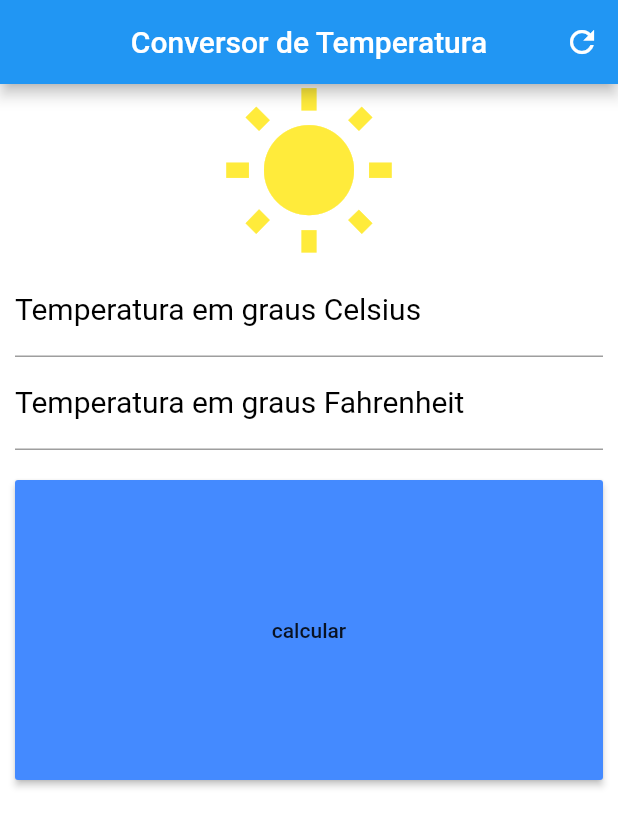
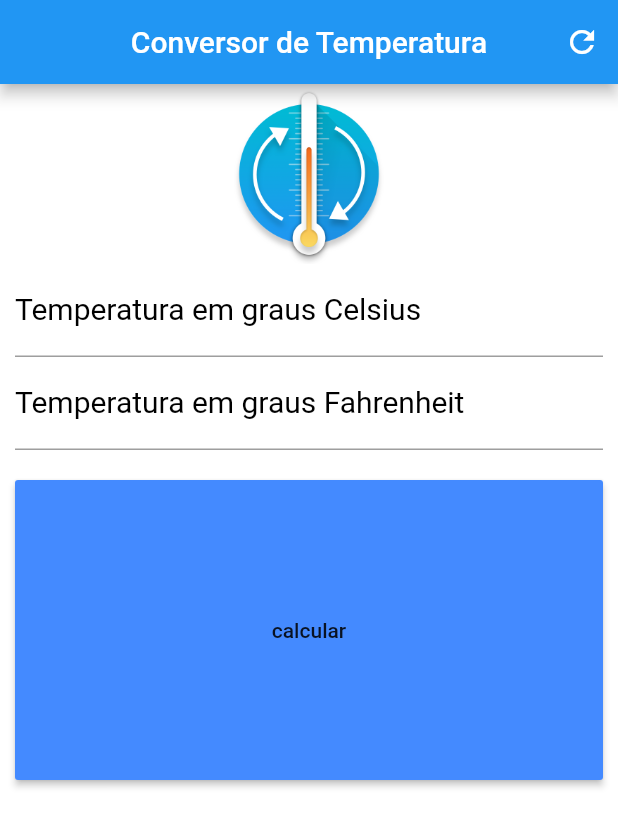
Before and after one commit to jodair/conversor_temperatura, a Flutter app: the screen it shows after launch, on a phone screen of 412 x 824 dp. Shown: the top 827 px of the screen. Run offline on Flutter 3.47's test engine with Material 2 defaults, Android fonts, the phone set to English and light mode, and no system bars.

Commit message:
Icones adicionados

```diff
--- a/lib/main.dart
+++ b/lib/main.dart
@@ -46,7 +46,8 @@ class _HomeState extends State<Home>{
       ],
     );
 
-    Icon icon = Icon(Icons.wb_sunny, size: 120, color: Colors.yellow,);
+    Image imgLogo = Image.asset("assets/images/logo.png", height: 120, width: 120,);
+    //Icon icon = Icon(Icons.wb_sunny, size: 120, color: Colors.yellow,);
 
     TextStyle styleDecoration = TextStyle(color: Colors.black, fontSize: 20);
     TextStyle styleField = TextStyle(color: Colors.blueAccent);
@@ -106,7 +107,8 @@ class _HomeState extends State<Home>{
     Column column = Column(
       crossAxisAlignment: CrossAxisAlignment.stretch,
       children: <Widget>[
-        icon, tempCelsius, tempFahrenheit, padding,
+        //icon, tempCelsius, tempFahrenheit, padding,
+        imgLogo, tempCelsius, tempFahrenheit, padding,
 
       ],
     );
--- a/pubspec.yaml
+++ b/pubspec.yaml
@@ -23,11 +23,15 @@ dependencies:
   # The following adds the Cupertino Icons font to your application.
   # Use with the CupertinoIcons class for iOS style icons.
   cupertino_icons: ^0.1.2
+  flutter_launcher_icons: ^0.7.0
 
 dev_dependencies:
   flutter_test:
     sdk: flutter
 
+flutter_icons:
+  image_path: "assets/icon/icon.png"
+  android: true
 
 # For information on the generic Dart part of this file, see the
 # following page: https://www.dartlang.org/tools/pub/pubspec
@@ -44,6 +48,8 @@ flutter:
   # assets:
   #  - images/a_dot_burr.jpeg
   #  - images/a_dot_ham.jpeg
+  assets:
+    - assets/images/logo.png
 
   # An image asset can refer to one or more resolution-specific "variants", see
   # https://flutter.dev/assets-and-images/#resolution-aware.
```
Also changed, not shown: assets/icon/icon.png (added), assets/images/logo.png (added), pubspec.lock, 5 other files.
